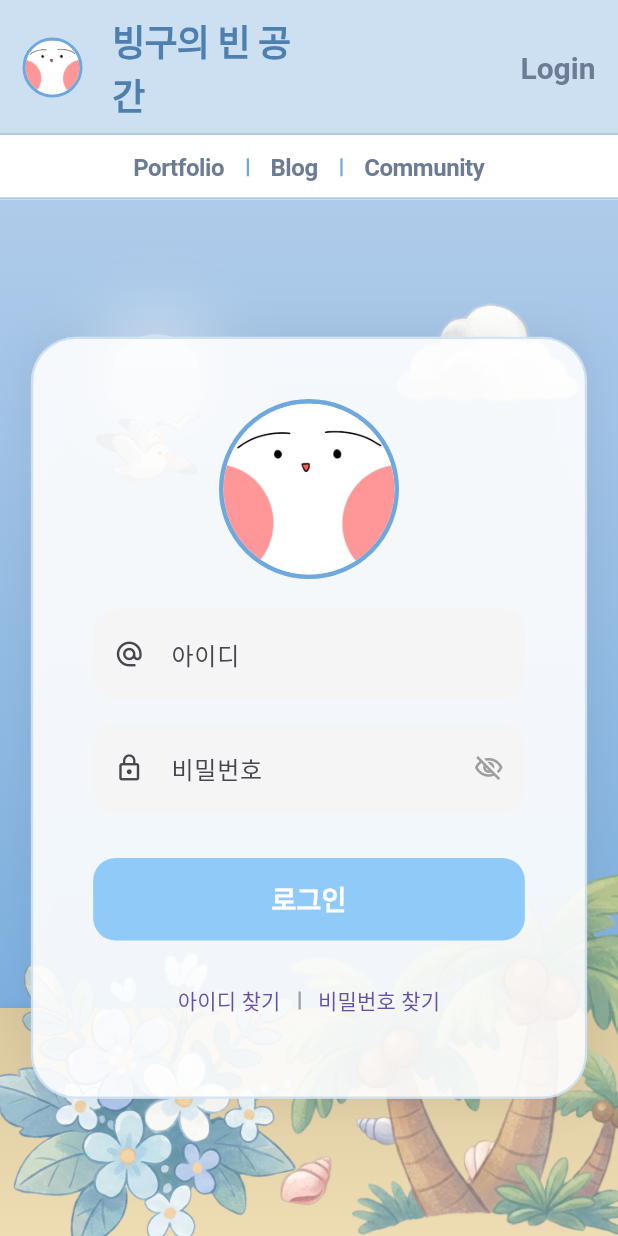
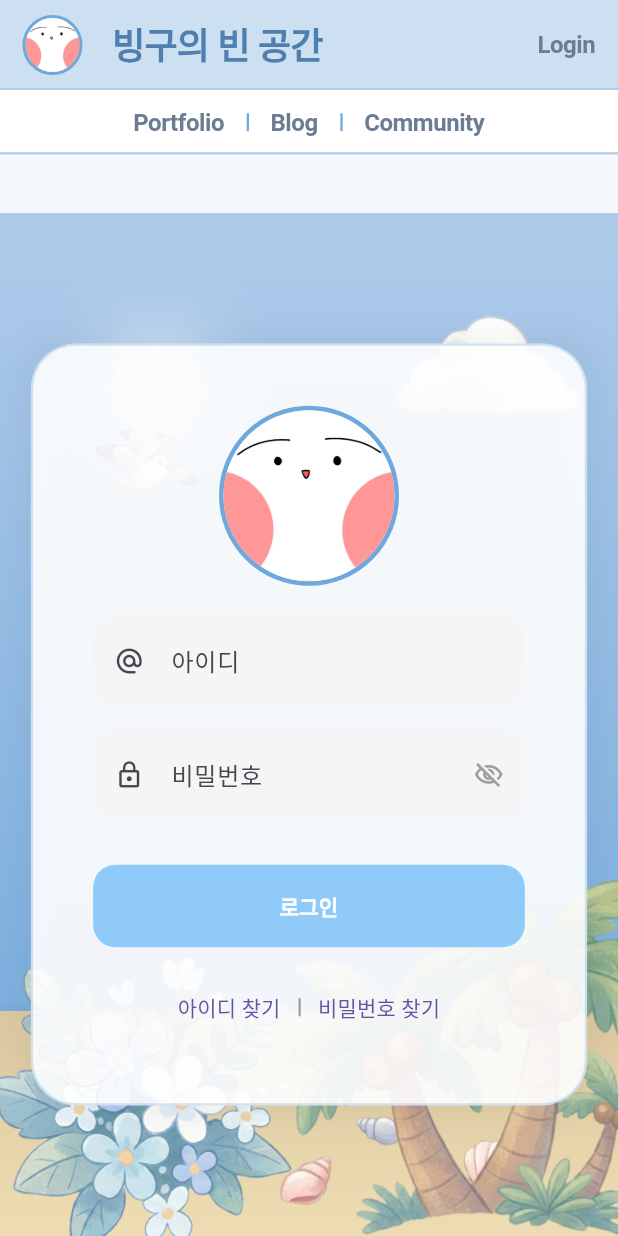
Before and after one commit to Baebin/bing-web-frontend, a Flutter app: the LoginPage screen opened by its route, on a phone screen of 412 x 824 dp. Run offline on Flutter 3.47's test engine with Material 3 defaults, Android fonts, the phone set to English and light mode, and no system bars; our stand-ins replace cached_network_image, dotted_border, flutter_riverpod, go_router.

Commit message:
apply responsive extension and refine overall UI design

```diff
--- a/lib/core/constants/app_text_styles.dart
+++ b/lib/core/constants/app_text_styles.dart
@@ -24,4 +24,17 @@ class AppTextStyles {
     fontWeight: FontWeight.bold,
     letterSpacing: -0.3,
   );
+
+  // Button Styles
+  static const buttonLabel = TextStyle(
+    color: Colors.white,
+    fontSize: 18,
+    fontWeight: FontWeight.bold,
+    letterSpacing: 0.5,
+  );
+  static const buttonLabelSmall = TextStyle(
+    color: Colors.white,
+    fontSize: 14,
+    fontWeight: FontWeight.bold,
+  );
 }
--- /dev/null
+++ b/lib/core/utils/extensions/box_constraints_extension.dart
@@ -0,0 +1,7 @@
+import 'package:flutter/widgets.dart';
+
+extension BoxConstraintsExtension on BoxConstraints {
+  bool get isMobile => maxWidth < 600;
+  bool get isDesktop => maxWidth > 1024;
+  bool get isTablet => (600 <= maxWidth && maxWidth <= 1024);
+}
--- /dev/null
+++ b/lib/core/utils/extensions/media_query_data_extension.dart
@@ -0,0 +1,7 @@
+import 'package:flutter/material.dart';
+
+extension MediaQueryExtension on MediaQueryData {
+  bool get isMobile => size.width < 600;
+  bool get isDesktop => size.width > 1024;
+  bool get isTablet => (600 <= size.width && size.width <= 1024);
+}
--- a/lib/features/auth/presentation/page/login_widget.dart
+++ b/lib/features/auth/presentation/page/login_widget.dart
@@ -1,5 +1,6 @@
 import 'package:bing_web_frontend/core/constants/app_colors.dart';
 import 'package:bing_web_frontend/core/constants/app_images.dart';
+import 'package:bing_web_frontend/core/constants/app_text_styles.dart';
 import 'package:bing_web_frontend/core/widgets/cached_image.dart';
 import 'package:bing_web_frontend/core/widgets/line_divider.dart';
 import 'package:bing_web_frontend/features/auth/presentation/widget/login_text_field.dart';
@@ -70,13 +71,15 @@ class LoginWidget extends StatelessWidget {
                     ),
                     elevation: 0,
                   ),
-                  child: const Text("로그인", style: TextStyle(fontSize: 18, fontWeight: FontWeight.bold)),
+                  child: Text("로그인", style: isMobile ? AppTextStyles.buttonLabelSmall : AppTextStyles.buttonLabel),
                 ),
               ),
 
               const SizedBox(height: 16),
-              Row(
-                mainAxisAlignment: MainAxisAlignment.center,
+              Wrap(
+                runSpacing: 10,
+                alignment: WrapAlignment.center,
+                crossAxisAlignment: WrapCrossAlignment.center,
                 children: [
                   TextButton(onPressed: () {}, child: const Text("아이디 찾기")),
                   LineDivider(isVertical: true, width: 1.0, height: 12.0, color: Colors.grey),
--- a/lib/features/home/presentation/widget/home_animation_widget.dart
+++ b/lib/features/home/presentation/widget/home_animation_widget.dart
@@ -1,6 +1,7 @@
 import 'dart:math';
 import 'package:bing_web_frontend/core/constants/app_colors.dart';
 import 'package:bing_web_frontend/core/constants/app_images.dart';
+import 'package:bing_web_frontend/core/utils/extensions/box_constraints_extension.dart';
 import 'package:bing_web_frontend/core/widgets/cached_image.dart';
 import 'package:flutter/material.dart';
 
@@ -47,9 +48,9 @@ class _HomeAnimationWidgetState extends State<HomeAnimationWidget>
         final width = constraints.maxWidth;
         final height = constraints.maxHeight;
 
-        final isMobile = width < 600;
-        final isDesktop = width > 1024;
-        final isTablet = !isMobile && !isDesktop;
+        final isMobile = constraints.isMobile;
+        final isDesktop = constraints.isDesktop;
+        final isTablet = constraints.isTablet;
 
         return RepaintBoundary(
           child: AnimatedBuilder(
--- a/lib/features/home/presentation/widget/home_header.dart
+++ b/lib/features/home/presentation/widget/home_header.dart
@@ -2,6 +2,7 @@ import 'package:bing_web_frontend/core/constants/app_colors.dart';
 import 'package:bing_web_frontend/core/constants/app_images.dart';
 import 'package:bing_web_frontend/core/constants/app_text_styles.dart';
 import 'package:bing_web_frontend/core/router/app_route.dart';
+import 'package:bing_web_frontend/core/utils/extensions/box_constraints_extension.dart';
 import 'package:bing_web_frontend/core/widgets/cached_image.dart';
 import 'package:bing_web_frontend/core/widgets/hover_button.dart';
 import 'package:bing_web_frontend/core/widgets/line_divider.dart';
@@ -15,11 +16,9 @@ class HomeHeader extends StatelessWidget implements PreferredSizeWidget {
   Widget build(BuildContext context) {
     return LayoutBuilder(
         builder: (context, constraints) {
-          final width = constraints.maxWidth;
-          final isMobile = width < 600;
+          final isMobile = constraints.isMobile;
 
           return Column(
-            mainAxisSize: MainAxisSize.min,
             children: [
               Container(
                 width: double.infinity,
@@ -44,13 +43,13 @@ class HomeHeader extends StatelessWidget implements PreferredSizeWidget {
                             borderWidth: isMobile ? 2.0 : 3.0,
                           ),
                           const SizedBox(width: 20),
-                          Flexible(
+                          Expanded(
                             child: Text("빙구의 빈 공간", style: isMobile ? AppTextStyles.headerLogoSmall : AppTextStyles.headerLogo),
                           ),
                           const Spacer(),
                           HoverButton(
                               title: "Login",
-                              style: AppTextStyles.headerMenu,
+                              style: isMobile ? AppTextStyles.headerMenuSmall : AppTextStyles.headerMenu,
                               onTap: () => context.push(AppRoute.login)),
                         ],
                       ),
@@ -102,5 +101,5 @@ class HomeHeader extends StatelessWidget implements PreferredSizeWidget {
   }
 
   @override
-  Size get preferredSize => const Size.fromHeight(150);
+  Size get preferredSize => const Size.fromHeight(142);
 }
```
